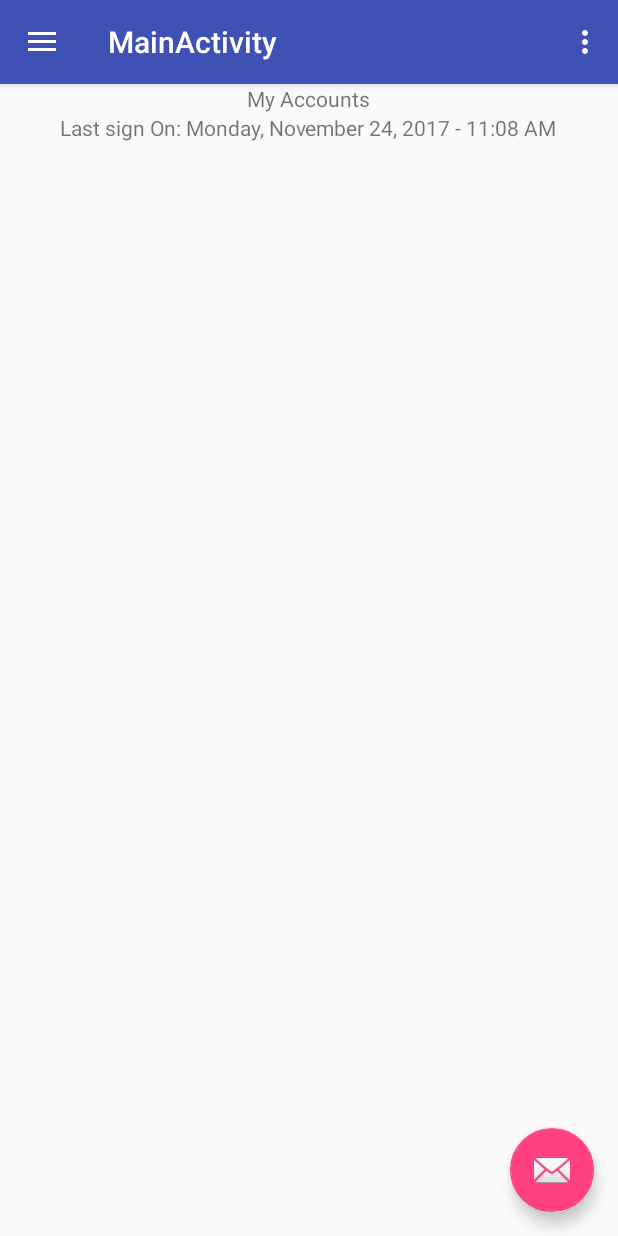
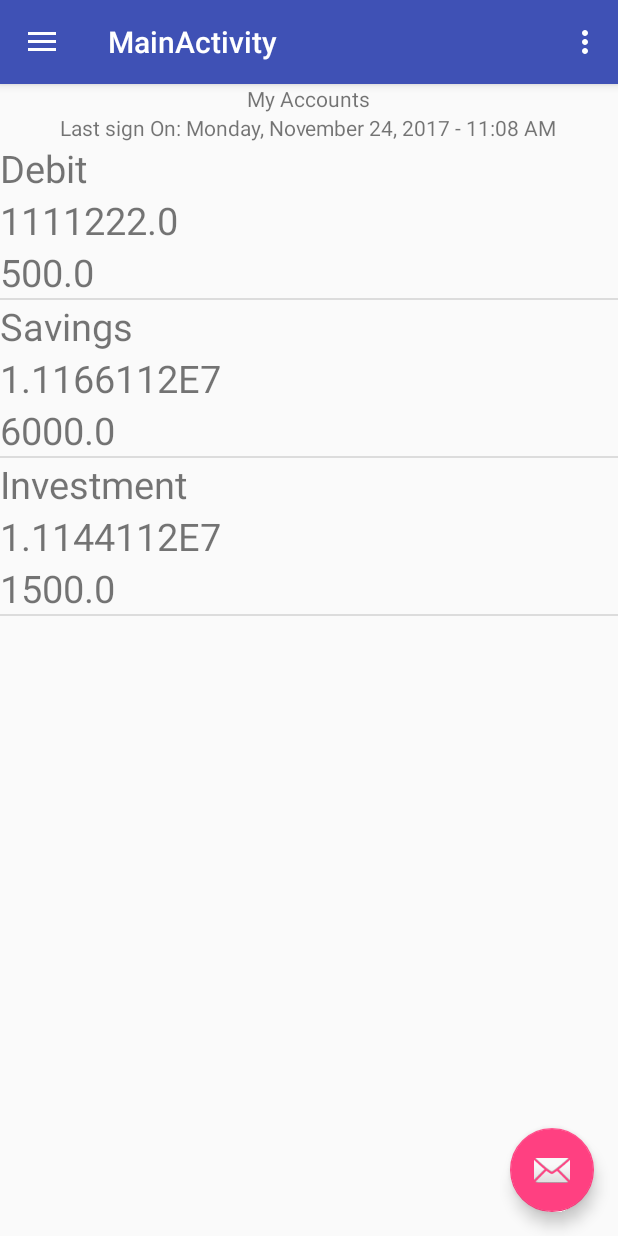
Before and after one commit to mohamadLy/CBA-Mobile-Banking-Application-Prototype, an Android app: the MainActivity screen opened directly, with no data from a screen before it, on a phone screen of 412 x 824 dp. Run offline under Robolectric (Android 15) with nearby library versions, the phone set to English and light mode, and no system bars.

Commit message:
add list view and entity class

```diff
--- a/app/src/main/java/seg_capstone/cbamobilebankingapplicationprototype/Activities/MainActivity.java
+++ b/app/src/main/java/seg_capstone/cbamobilebankingapplicationprototype/Activities/MainActivity.java
@@ -12,8 +12,14 @@ import android.support.v7.app.AppCompatActivity;
 import android.support.v7.widget.Toolbar;
 import android.view.Menu;
 import android.view.MenuItem;
+import android.widget.ArrayAdapter;
+import android.widget.ListView;
 
+import java.util.ArrayList;
+
+import seg_capstone.cbamobilebankingapplicationprototype.DataProvider;
 import seg_capstone.cbamobilebankingapplicationprototype.R;
+import seg_capstone.cbamobilebankingapplicationprototype.account.Account;
 import seg_capstone.cbamobilebankingapplicationprototype.adapters.AccountAdapter;
 
 public class MainActivity extends AppCompatActivity
@@ -35,7 +41,13 @@ public class MainActivity extends AppCompatActivity
         NavigationView navigationView = (NavigationView) findViewById(R.id.nav_view);
         navigationView.setNavigationItemSelectedListener(this);
 
-        AccountAdapter accountAdapter = new AccountAdapter(this, R.layout.account_item_list);
+        ListView listView = (ListView) findViewById(R.id.content);
+        DataProvider dataProvider = new DataProvider();
+        dataProvider.feedData();
+        ArrayList<Account> accounts = dataProvider.getAccounts();
+        //AccountAdapter accountAdapter = new AccountAdapter(this, accounts);
+        AccountAdapter accountAdapter = new AccountAdapter(this, accounts);
+        listView.setAdapter(accountAdapter);
     }
 
     @Override
--- a/app/src/main/java/seg_capstone/cbamobilebankingapplicationprototype/DataProvider.java
+++ b/app/src/main/java/seg_capstone/cbamobilebankingapplicationprototype/DataProvider.java
@@ -19,20 +19,20 @@ public class DataProvider {
 
     public void feedData() {
         // #1
-        Account account1 = new Account("Debit", 1111111222, 500);
+        Account account1 = new Account("Debit", 1111222, 500);
         accounts.add(account1);
         // #2
-        Account account2 = new Account("Savings", 1116611222, 6000);
+        Account account2 = new Account("Savings", 11166112, 6000);
         accounts.add(account2);
         // #3
-        Account account3 = new Account("Investment", 1114411222, 1500);
+        Account account3 = new Account("Investment", 11144112, 1500);
         accounts.add(account3);
         // #4
-        Account credit = new Account("Credit", 1188111222, 1500);
-        accounts.add(credit);
+     //   Account credit = new Account("Credit", 1188222, 1500);
+       // accounts.add(credit);
         // #4
-        Account mortgage = new Account("Mortgage", 1771111222, 112000);
-        accounts.add(mortgage);
+        //Account mortgage = new Account("Mortgage", 1771222, 112000);
+        //accounts.add(mortgage);
     }
 
     public ArrayList<Account> getAccounts() {
--- a/app/src/main/java/seg_capstone/cbamobilebankingapplicationprototype/adapters/AccountAdapter.java
+++ b/app/src/main/java/seg_capstone/cbamobilebankingapplicationprototype/adapters/AccountAdapter.java
@@ -1,6 +1,5 @@
 package seg_capstone.cbamobilebankingapplicationprototype.adapters;
 
-import android.accounts.Account;
 import android.content.Context;
 import android.support.annotation.NonNull;
 import android.support.annotation.Nullable;
@@ -10,7 +9,10 @@ import android.view.ViewGroup;
 import android.widget.ArrayAdapter;
 import android.widget.TextView;
 
+import java.util.ArrayList;
+
 import seg_capstone.cbamobilebankingapplicationprototype.R;
+import seg_capstone.cbamobilebankingapplicationprototype.account.Account;
 
 /**
  * Created by mohamadou on 2017-11-23.
@@ -20,11 +22,11 @@ public class AccountAdapter extends ArrayAdapter<Account> {
     // View lookup adapter
     private static class ViewHolder {
         TextView type;
-        TextView account;
+        TextView accountNumbber;
         TextView balance;
     }
-    public AccountAdapter(@NonNull Context context, int resource) {
-        super(context, resource);
+    public AccountAdapter(@NonNull Context context, ArrayList<Account> accountArrayAdapter) {
+        super(context, 0, accountArrayAdapter);
     }
 
     @NonNull
@@ -41,10 +43,19 @@ public class AccountAdapter extends ArrayAdapter<Account> {
             LayoutInflater intentFilter = LayoutInflater.from(getContext());
             convertView = intentFilter.inflate(R.layout.account_item_list, parent, false);
             viewHolder.type = (TextView) convertView.findViewById(R.id.account_type);
+            viewHolder.accountNumbber = (TextView) convertView.findViewById(R.id.account_number);
+            viewHolder.balance = (TextView) convertView.findViewById(R.id.account_balance);
             // Cache the viewHolder object inside the fresh view
+            convertView.setTag(viewHolder);
         } else {
-
+            // View is being recycled, retrieve the viewHolder object from tag
+            viewHolder = (ViewHolder) convertView.getTag();
         }
+        // Populate the data from the data object via the viewHolder object
+        // into the template view.
+        viewHolder.accountNumbber.setText(String.valueOf(account.getAccountNumber()));
+        viewHolder.balance.setText(String.valueOf(account.getBalance()));
+        viewHolder.type.setText(account.getType());
         return convertView;
     }
 }
--- a/app/src/main/res/layout/account_item_list.xml
+++ b/app/src/main/res/layout/account_item_list.xml
@@ -6,15 +6,18 @@
     <TextView
         android:id="@+id/account_type"
         android:layout_width="wrap_content"
-        android:layout_height="wrap_content" />
+        android:layout_height="wrap_content"
+        android:textSize="25dp"/>
     <TextView
         android:id="@+id/account_number"
         android:layout_width="wrap_content"
-        android:layout_height="wrap_content" />
+        android:layout_height="wrap_content"
+        android:textSize="25dp"/>
     <TextView
         android:id="@+id/account_balance"
         android:layout_width="wrap_content"
-        android:layout_height="wrap_content" />
+        android:layout_height="wrap_content"
+        android:textSize="25dp"/>
 
 
 </LinearLayout>
--- a/app/src/main/res/layout/content_main.xml
+++ b/app/src/main/res/layout/content_main.xml
@@ -24,12 +24,12 @@
             android:layout_height="wrap_content"
             android:inputType="datetime"
             android:text="Last sign On: Monday, November 24, 2017 - 11:08 AM"/>
-        <FrameLayout
+        <ListView
             android:id="@+id/content"
             android:layout_width="match_parent"
             android:layout_height="0dp"
             android:layout_weight="1">
-        </FrameLayout>
+        </ListView>
     </LinearLayout>
 
 </android.support.constraint.ConstraintLayout>
```
